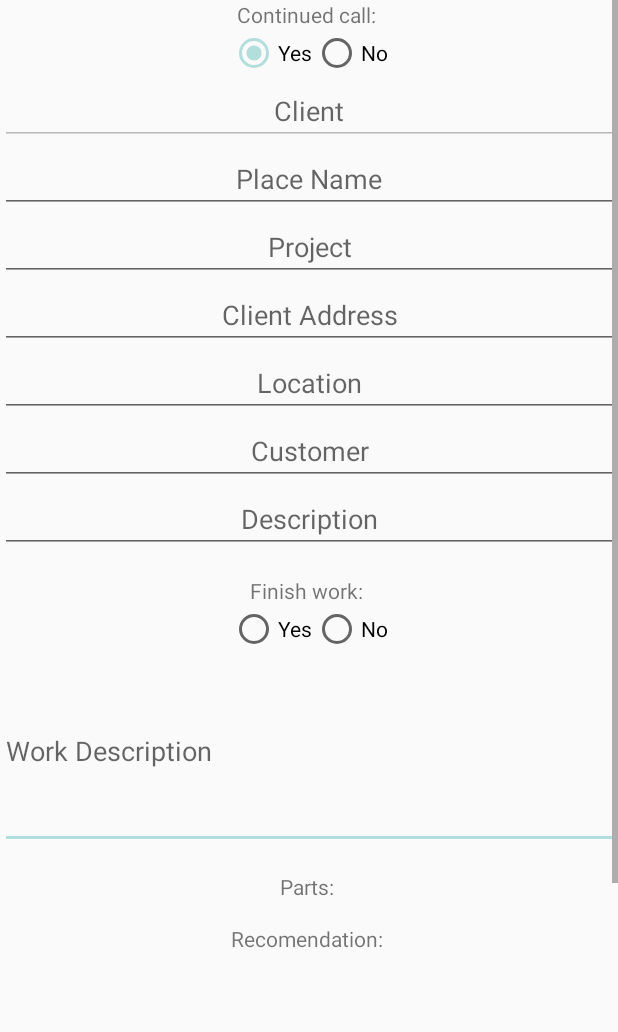
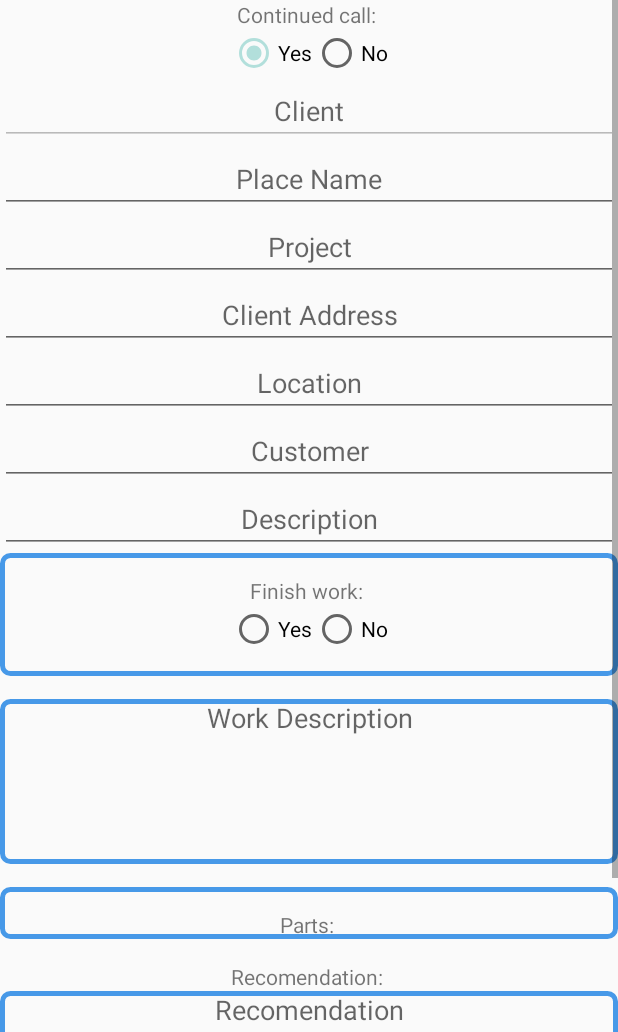
Before and after one commit to LamersDevelopers/TechPhone, an Android app: the CallActivity screen opened directly, with no data from a screen before it, on a phone screen of 412 x 824 dp, the part 204-1236 px from its top. Run offline under Robolectric (Android 15) with nearby library versions, the phone set to English and light mode, and no system bars; 6 statements that could not run were skipped.

Commit message:
для парка 01.09.17

```diff
--- /dev/null
+++ b/app/src/main/res/drawable-mdpi/edittextstyle.xml
@@ -0,0 +1,10 @@
+<?xml version="1.0" encoding="utf-8"?>
+
+    <shape xmlns:android="http://schemas.android.com/apk/res/android"
+        android:thickness="0dp"
+        android:shape="rectangle">
+        <stroke android:width="3dp"
+            android:color="#4799E8"/>
+        <corners android:radius="5dp" />
+
+    </shape>
--- a/app/src/main/res/layout-v17/call_activity.xml
+++ b/app/src/main/res/layout-v17/call_activity.xml
@@ -131,6 +131,13 @@
         android:inputType="textPersonName"
         android:gravity="center_horizontal"/>
 
+
+<LinearLayout
+    android:layout_width="match_parent"
+    android:layout_height="wrap_content"
+    android:background="@drawable/edittextstyle"
+    android:orientation="vertical">
+
     <TextView
         android:id="@+id/endCall"
         android:layout_width="match_parent"
@@ -144,7 +151,8 @@
         android:layout_width="match_parent"
         android:layout_height="wrap_content"
         android:orientation="horizontal"
-            android:gravity="center_horizontal">
+        android:gravity="center_horizontal"
+        android:layout_marginBottom="15dp">
 
         <RadioButton
             android:id="@+id/yesEndRadioButton"
@@ -160,12 +168,25 @@
 
     </RadioGroup>
 
+</LinearLayout>
+
+
      <EditText
          android:id="@+id/workDescription"
          android:layout_width="match_parent"
          android:layout_height="wrap_content"
          android:minLines="5"
-         android:hint="Work Description"/>
+         android:hint="Work Description"
+         android:ellipsize="start"
+         android:gravity="center_horizontal"
+         android:background="@drawable/edittextstyle"
+         android:layout_marginTop="15dp"/>
+         />
+        <LinearLayout
+            android:layout_width="match_parent"
+            android:layout_height="wrap_content"
+            android:background="@drawable/edittextstyle"
+            android:layout_marginTop="15dp">
 
             <TextView
                 android:id="@+id/parts"
@@ -174,6 +195,10 @@
                 android:text="Parts: "
                 android:gravity="center_horizontal"
                 android:layout_marginTop="15dp"/>
+
+        </LinearLayout>
+
+
 
         <TextView
             android:id="@+id/recomendationTitle"
@@ -187,7 +212,9 @@
             android:layout_width="match_parent"
             android:layout_height="wrap_content"
             android:minLines="5"
-            android:hint="Recomendation"/>
+            android:hint="Recomendation"
+            android:gravity="center_horizontal"
+            android:background="@drawable/edittextstyle"/>
 
         <LinearLayout
             android:layout_width="match_parent"
@@ -197,15 +224,15 @@
             <LinearLayout
                 android:layout_width="match_parent"
                 android:layout_height="wrap_content"
-                android:orientation="horizontal">
+                android:orientation="horizontal"
+                android:layout_marginTop="15dp">
 
                 <TextView
                     android:id="@+id/startWorkTitle"
                     android:layout_width="wrap_content"
                     android:layout_height="wrap_content"
                     android:text="Start Work: "
-                    android:gravity="center_horizontal"
-                    android:layout_marginTop="15dp"/>
+                    android:gravity="center_horizontal"/>
                 <TextClock
                     android:layout_width="wrap_content"
                     android:layout_height="wrap_content" />
```
Also changed, not shown: 14 other files. Lines whose indentation alone changed are shown as unchanged.
